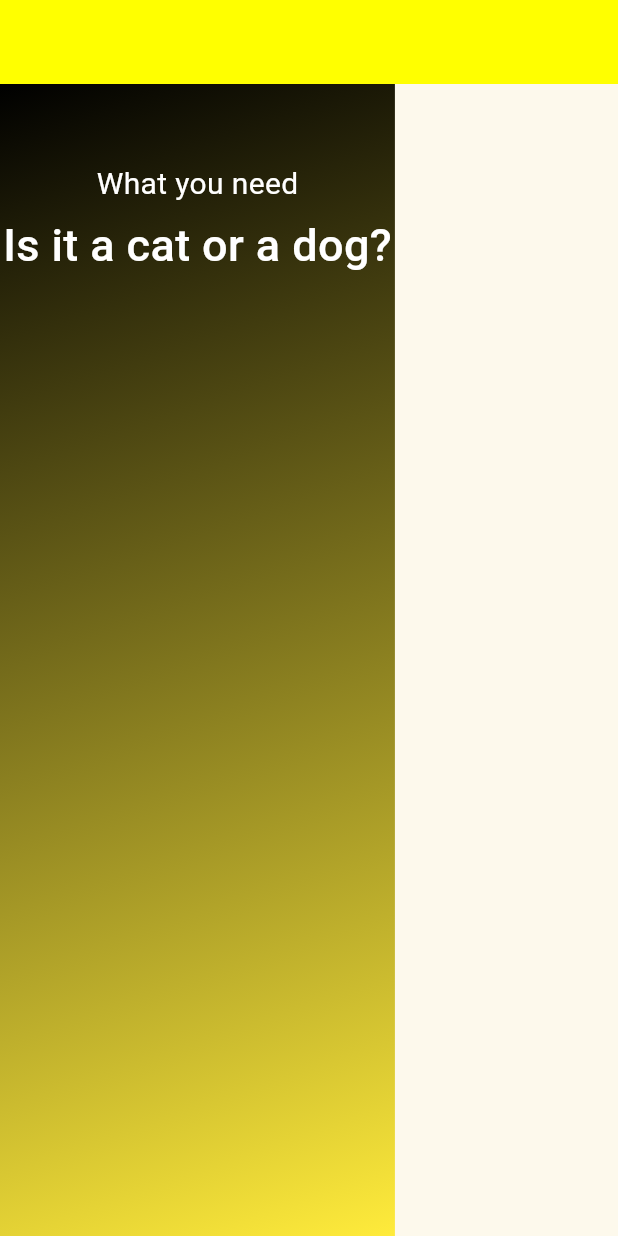
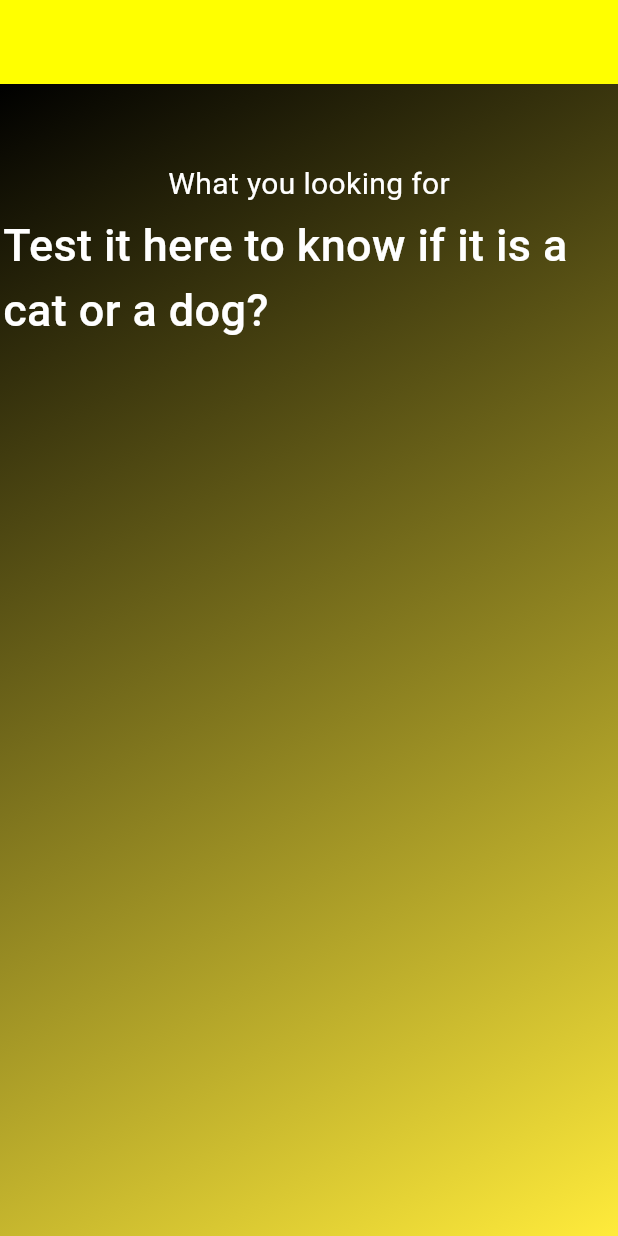
Before and after one commit to Slozzyondul/Artificial-Intelligence-Flutter-, a Flutter app: the screen it shows after launch, on a phone screen of 412 x 824 dp. Run offline on Flutter 3.47's test engine with Material 3 defaults, Android fonts, the phone set to English and light mode, and no system bars.

```diff
--- a/cat_vs_dog_detector_app/lib/screens/homescreen.dart
+++ b/cat_vs_dog_detector_app/lib/screens/homescreen.dart
@@ -22,26 +22,29 @@ class _HomeScreenState extends State<HomeScreen> {
               end: Alignment.bottomRight,
             ),
           ),
-          child: const Column(
+          child: Column(
             children: <Widget>[
-              SizedBox(height: 50),
-              Text(
-                'What you need',
+              const SizedBox(height: 50),
+              const Text(
+                'What you looking for',
                 style: TextStyle(
                   color: Colors.white,
                   fontSize: 20,
                 ),
               ),
-              SizedBox(height: 5),
-              Text(
-                'Is it a cat or a dog?',
+              const SizedBox(height: 5),
+              const Text(
+                'Test it here to know if it is a cat or a dog?',
                 style: TextStyle(
                   color: Colors.white,
                   fontSize: 30,
                   fontWeight: FontWeight.w500,
                 ),
               ),
-              SizedBox(height: 5),
+              const SizedBox(height: 5),
+              Expanded(
+                child: Container(), // Expands to take up remaining space
+              ),
             ],
           ),
         ),
```
